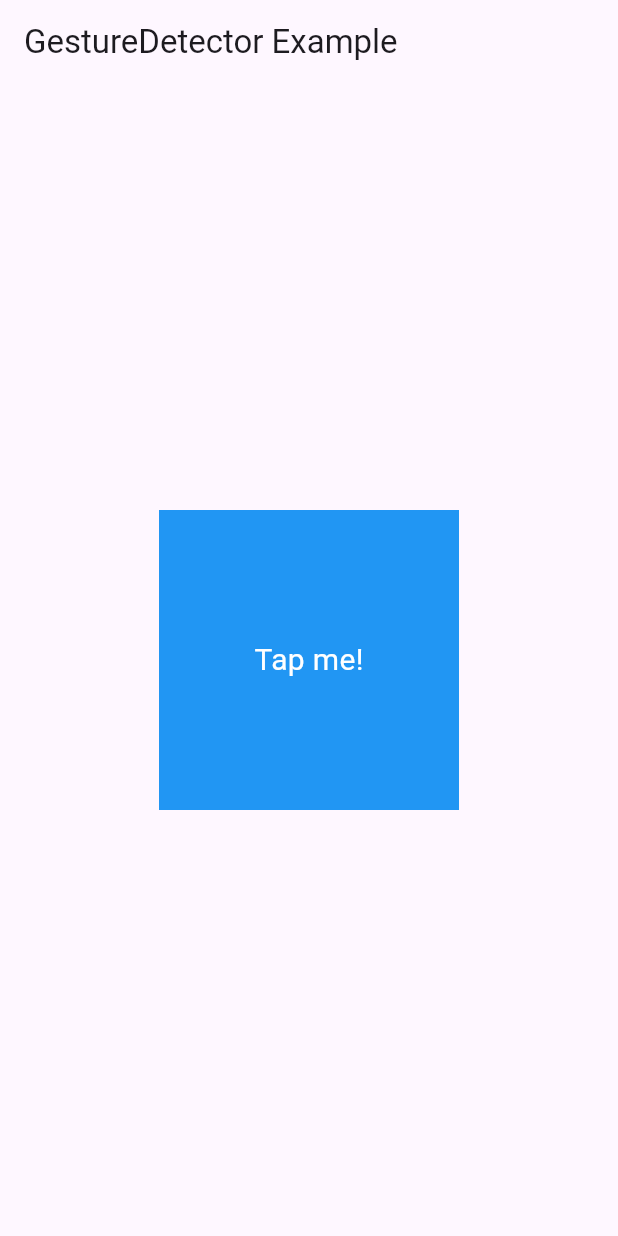
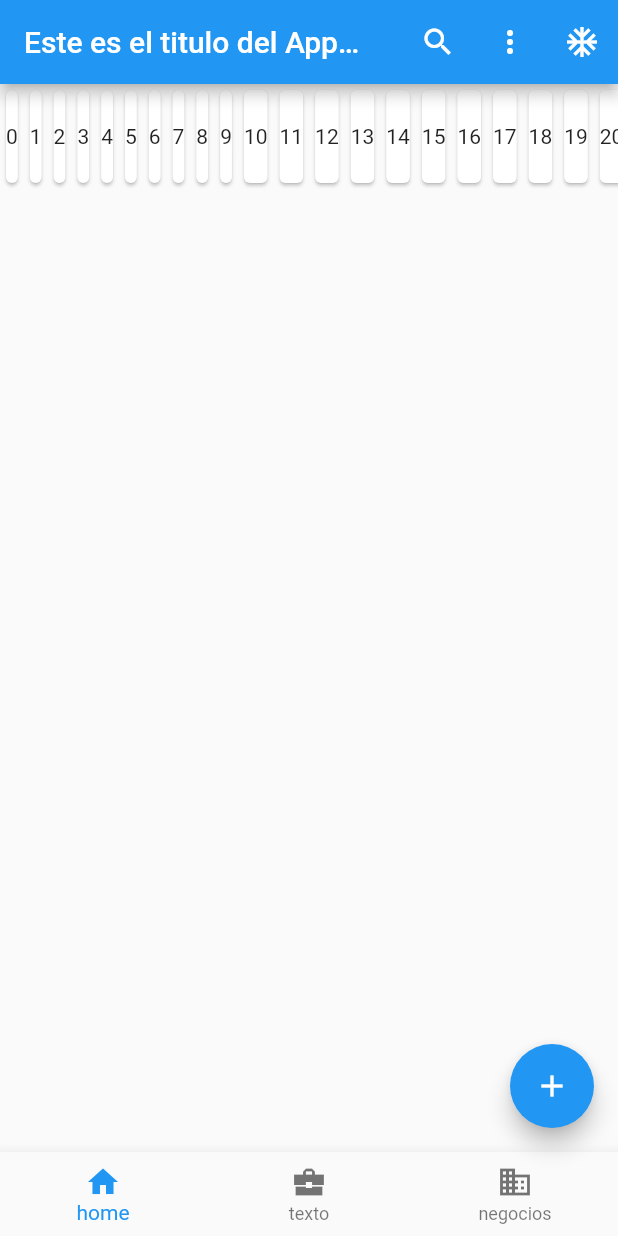
Before and after one commit to rea2001/flutter_practica_prueba, a Flutter app: the screen it shows after launch, on a phone screen of 412 x 824 dp. Run offline on Flutter 3.47's test engine with Material 3 defaults, Android fonts, the phone set to English and light mode, and no system bars.

Commit message:
Mi primer commit

```diff
--- a/lib/clase2.dart
+++ b/lib/clase2.dart
@@ -1,11 +1,130 @@
 
+import 'dart:io';
 import 'package:flutter/material.dart';
+import 'country.dart';
+class MyAppTwo extends StatefulWidget {
+  @override
+  State<StatefulWidget> createState() {
+    // TODO: implement createState
+    return _MyAppTwoState();
+  }
 
-class clase2  extends StatelessWidget {
-  const clase2({super.key});
+}
+
+class _MyAppTwoState  extends State<MyAppTwo>{
+
+   //final List<String> countries =['Argentina', 'Ecuador', 'Colombia', 'Paraguay'];
+
+   List<String> countries = [];
 
   @override
+  void initState(){
+    super.initState();
+    print('Se ejecuto el evento: InitState');
+    countries = ['Ecuador','Colombia','Mexico','Peru', 'Rusia',
+    'Ecuador','Colombia','Mexico','Peru', 'Rusia',
+    'Ecuador','Colombia','Mexico','Peru', 'Rusia',
+    'Ecuador','Colombia','Mexico','Peru', 'Rusia',
+    'Ecuador','Colombia','Mexico','Peru', 'Rusia',
+    'Ecuador','Colombia','Mexico','Peru', 'Rusia',
+    'Ecuador','Colombia','Mexico','Peru', 'Rusia'];
+  }
+
+   @override
   Widget build(BuildContext context) {
-    return Container();
+    // TODO: implement build
+    //return con GUI con pantalla
+    print('Se ejecuto el evento: build');
+    return MaterialApp(
+      debugShowCheckedModeBanner: false,
+      theme: ThemeData(useMaterial3: false),
+      title: 'Primera App',
+      home: Scaffold(
+        appBar: AppBar(
+          title: const Text(
+            'Este es el titulo del AppBar',
+            style: TextStyle(color: Colors.white),
+          ),
+          actions: <Widget>[
+            IconButton(
+                onPressed: () {
+                  print('Presiono en search');
+                },
+                icon: const Icon(Icons.search),
+                color: Colors.white),
+            IconButton(
+                onPressed: () {
+                  print('Presiono en move vert');
+                },
+                icon: const Icon(Icons.more_vert),
+                color: Colors.white),
+            IconButton(
+                onPressed: () {
+                  print('Presiono en ac unit');
+                },
+                icon: const Icon(Icons.ac_unit),
+                color: Colors.white)
+          ],
+          backgroundColor: Colors.blue,
+        ),
+        /* body: const Center(
+          child: Text(
+            'Este es el body del scaffold',
+            style: TextStyle(
+              color: Colors.blue,
+              fontSize: 25,
+              backgroundColor: Colors.amber,
+            ),
+          ),
+        ), */
+        /*  body: const  Center(
+          child: Country(newCountry: 'Argentina',)
+        ), */
+
+       /*  body: const Column(
+          //mainAxisAlignment: MainAxisAlignment.center,
+          children: <Country> [
+            Country(newCountry: 'Ecuador'),
+            Country(newCountry: 'Colombia'),
+            Country(newCountry: 'Perú'),
+            Country(newCountry: 'Uruguay')
+          ],
+        ), */
+
+        /* body: Column(children: countries.map((x) => Country(newCountry: x)).toList()) */
+        /* body: ListView(
+            children:
+                countries.map((item) => Country(newCountry: item)).toList()) */
+                body: SizedBox(
+                  height: 70,
+                  child: ListView.builder(
+                    scrollDirection: Axis.horizontal,
+                    //itemCount: countries.length,
+                    itemBuilder: (context, position){
+                      //return Country(newCountry: countries[index]);
+                      return Country(newCountry: position.toString());
+                    }),
+                ),
+
+        bottomNavigationBar:
+            BottomNavigationBar(items: const <BottomNavigationBarItem>[
+          BottomNavigationBarItem(icon: Icon(Icons.home), label: 'home'),
+          BottomNavigationBarItem(
+              icon: Icon(Icons.business_center_sharp), label: 'texto'),
+          BottomNavigationBarItem(
+              icon: Icon(Icons.business), label: 'negocios'),
+          //BottomNavigationBarItem(icon: Icon(Icons.school), label: 'Escuela')
+        ]),
+         floatingActionButton: FloatingActionButton(
+          onPressed: (){
+             setState(() {
+              countries.add('Nuevo');
+            });
+            print('Cantidad: ${countries.length}');
+          }, child: const Icon(Icons.add),
+        ),
+      ),
+    );
   }
+
 }
--- /dev/null
+++ b/lib/country.dart
@@ -0,0 +1,32 @@
+import 'package:flutter/material.dart';
+
+class Country extends StatelessWidget {
+  // String newCountry = 'Colombia';
+  final String newCountry;
+  const Country({super.key, required this.newCountry});
+
+  @override
+  Widget build(BuildContext context) {
+    /* return  Card(
+      child: Text(newCountry)); */
+
+    /* return  Card(
+      child: Center(child: Text(newCountry),)); */
+/*
+      return  Card(
+        child: Center(
+        child: Text(newCountry)),
+      );  */
+
+    return GestureDetector(
+      child: Card(
+        child: Center(child: Text(newCountry)),
+      ),
+      onTap: () {
+        print('Hizo click en el item: $newCountry');
+      },
+      onDoubleTap: () => print('Hizo doble click sobre el item: $newCountry'),
+      onLongPress: () => print('Hixo click sostenido en el item: $newCountry'),
+    );
+  }
+}
--- a/lib/main.dart
+++ b/lib/main.dart
@@ -1,39 +1,7 @@
 import 'package:flutter/material.dart';
+import 'package:flutter_practica_prueba/clase2.dart';
+import 'package:flutter_practica_prueba/prueba.dart';
 
 void main() {
-  runApp(MyApp());
+  runApp(MyAppTwo());
 }
-
-class MyApp extends StatelessWidget {
-  @override
-  Widget build(BuildContext context) {
-    return MaterialApp(
-      home: Scaffold(
-        appBar: AppBar(
-          title: Text('GestureDetector Example'),
-        ),
-        body: Center(
-          child: GestureDetector(
-            onTap: () {
-              print('Container tapped');
-            },
-            child: Container(
-              width: 200,
-              height: 200,
-              color: Colors.blue,
-              child: Center(
-                child: Text(
-                  'Tap me!',
-                  style: TextStyle(
-                    color: Colors.white,
-                    fontSize: 20,
-                  ),
-                ),
-              ),
-            ),
-          ),
-        ),
-      ),
-    );
-  }
-}
--- a/lib/prueba.dart
+++ b/lib/prueba.dart
@@ -1,18 +1,28 @@
 import 'package:flutter/material.dart';
 
-class prueba  extends StatefulWidget {
-  const prueba({super.key});
-
+class Pantalla1 extends StatefulWidget{
   @override
-  State<prueba> createState() => _pruebaState();
+  State <StatefulWidget> createState(){
+    return _Pantalla1State();
+  }
 }
 
-class _pruebaState extends State<prueba> {
+class _Pantalla1State extends State<Pantalla1>{
   @override
-  Widget build(BuildContext context) {
-    print('Hola gato');
+  Widget build(BuildContext contex){
+    print('ya se ejecuto');
     return MaterialApp(
+        title: 'Aqui estoy',
+        theme: ThemeData(useMaterial3: false),
+        debugShowCheckedModeBanner:  false,
+        home: Scaffold(
+            appBar: AppBar(
+                            backgroundColor: Colors.black,
+              title: const Text('esta si es', style: TextStyle(color: Colors.amber)),
+            ),
 
+            body: Center()
+          ),
     );
   }
 }
```
